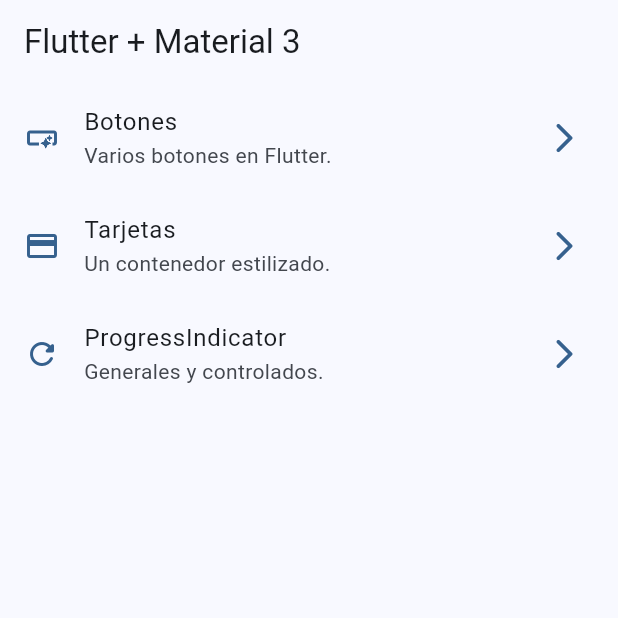
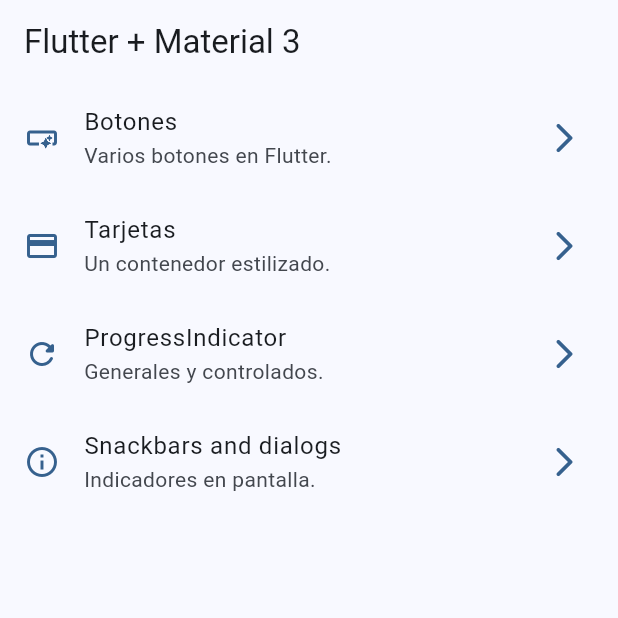
Before and after one commit to juliangrubio/flutter_widget_app, a Flutter app: the screen it shows after launch, on a phone screen of 412 x 824 dp, the top half of it. Run offline on Flutter 3.47's test engine with Material 3 defaults, Android fonts, the phone set to English and light mode, and no system bars; our stand-ins replace go_router.

Commit message:
snackbars listos

```diff
--- a/lib/config/menu/menu_items.dart
+++ b/lib/config/menu/menu_items.dart
@@ -29,4 +29,9 @@ const appMenuItems = <MenuItem>[
       subTitle: 'Generales y controlados.',
       link: '/progress',
       icon: Icons.refresh_rounded),
+  MenuItem(
+      title: 'Snackbars and dialogs',
+      subTitle: 'Indicadores en pantalla.',
+      link: '/snackbars',
+      icon: Icons.info_outline),
 ];
--- a/lib/config/router/app_router.dart
+++ b/lib/config/router/app_router.dart
@@ -27,5 +27,10 @@ final appRouter = GoRouter(
       name: ProgressScreen.name,
       builder: (context, state) => const ProgressScreen(),
     ),
+    GoRoute(
+      path: '/snackbars',
+      name: SnackbarScreen.name,
+      builder: (context, state) => const SnackbarScreen(),
+    ),
   ],
 );
--- a/lib/main.dart
+++ b/lib/main.dart
@@ -12,6 +12,7 @@ class MainApp extends StatelessWidget {
   @override
   Widget build(BuildContext context) {
     return MaterialApp.router(
+      title: 'Flutter Widgets',
       routerConfig: appRouter,
       debugShowCheckedModeBanner: false,
       theme: AppTheme(selectedColor: 1).getTheme(),
--- a/lib/presentation/screens/progress/progress_screen.dart
+++ b/lib/presentation/screens/progress/progress_screen.dart
@@ -56,7 +56,7 @@ class _ControllerProgressIndicator extends StatelessWidget {
           return (value * 2) / 100; // ESTO VA DE 0.0 A 1.0
           // ABAJO CUANDO LLEGA A 100 QUITA ESA SUSCRIPCION O LISTENER
           // TAMBIEN SI SALGO AL HOME VENDRIA A DESTRUIR EL STREAM, OSEA QUE NO QUEDA OCUPANDO MEMORIA
-        }).takeWhile((value) => value < 100),
+        }).takeWhile((value) => value < 1),
         builder: (context, snapshot) {
 
           final progressValue = snapshot.data ?? 0;
```
Also changed, not shown: lib/presentation/screens/snackbar/snackbar_screen.dart (+57 -1 lines).
